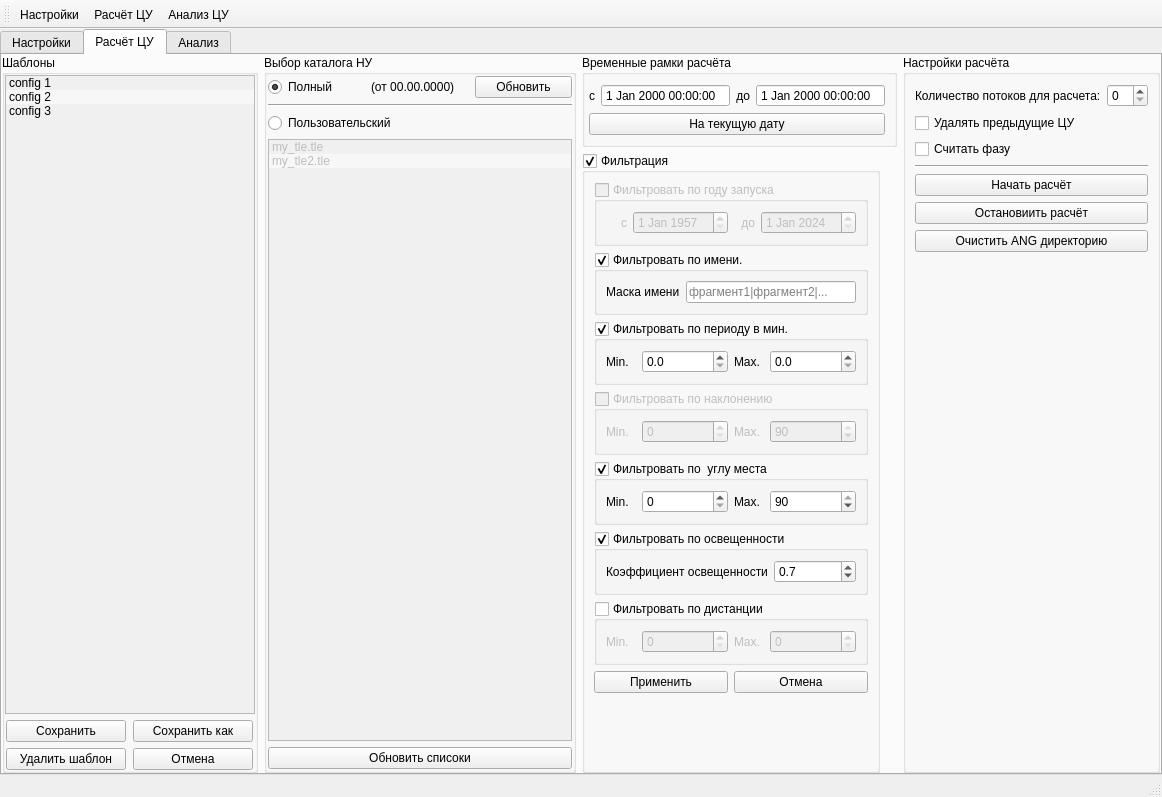
Old version of the form gui_ANGviewer/guiFormMainAngView.ui in the repository MaxxMurygin/python-ANGviewer.
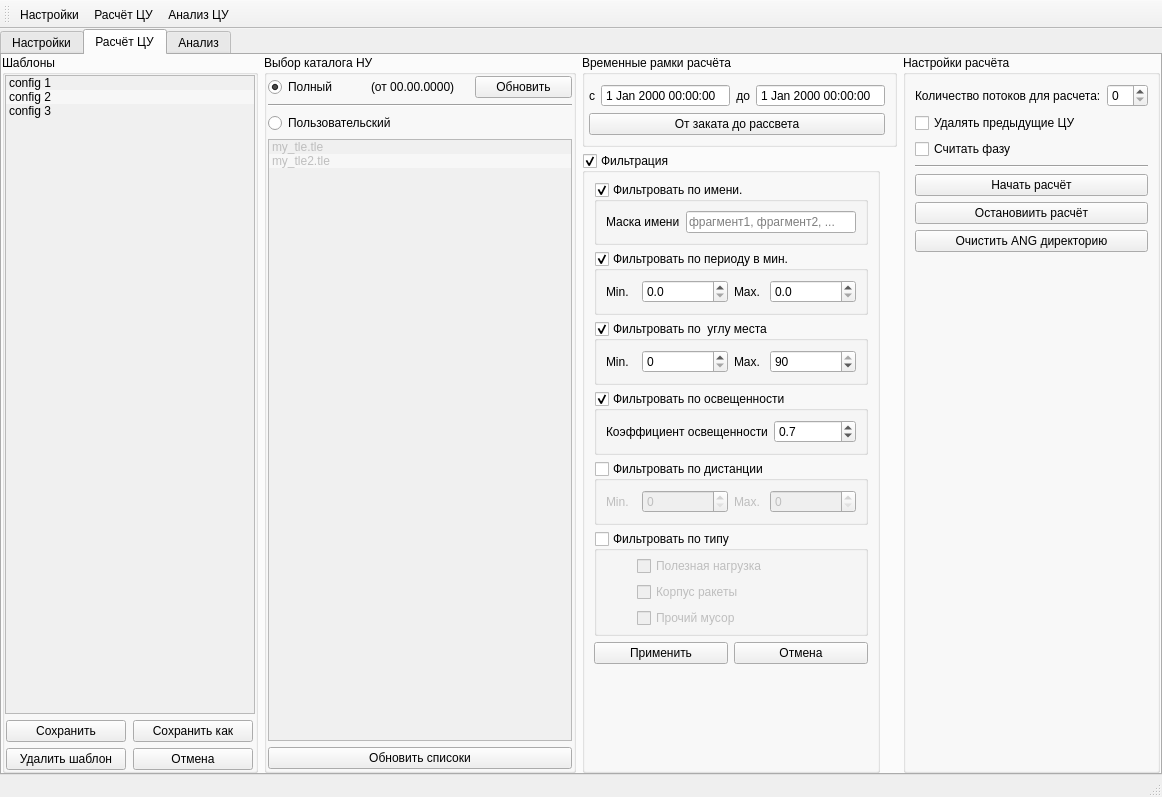
New version of the form. The open tabs and pages were chosen to show the change. Icons and pictures are not drawn.

Patch:
```diff
--- a/gui_ANGviewer/guiFormMainAngView.ui
+++ b/gui_ANGviewer/guiFormMainAngView.ui
@@ -1067,7 +1067,7 @@
              <item>
               <widget class="QPushButton" name="calicFilterTimeButt">
                <property name="text">
-                <string>На текущую дату</string>
+                <string>От заката до рассвета</string>
                </property>
               </widget>
              </item>
@@ -1089,96 +1089,6 @@
              <bool>true</bool>
             </property>
             <layout class="QVBoxLayout" name="verticalLayout_5">
-             <item>
-              <widget class="QGroupBox" name="calicFilterLaunchBox">
-               <property name="enabled">
-                <bool>false</bool>
-               </property>
-               <property name="title">
-                <string>Фильтровать по году запуска</string>
-               </property>
-               <property name="checkable">
-                <bool>true</bool>
-               </property>
-               <property name="checked">
-                <bool>false</bool>
-               </property>
-               <layout class="QHBoxLayout" name="horizontalLayout_4">
-                <property name="leftMargin">
-                 <number>9</number>
-                </property>
-                <item>
-                 <widget class="QLabel" name="calicFilterLaunchLableMin">
-                  <property name="maximumSize">
-                   <size>
-                    <width>30</width>
-                    <height>16777215</height>
-                   </size>
-                  </property>
-                  <property name="text">
-                   <string>с</string>
-                  </property>
-                  <property name="alignment">
-                   <set>Qt::AlignRight|Qt::AlignTrailing|Qt::AlignVCenter</set>
-                  </property>
-                 </widget>
-                </item>
-                <item>
-                 <widget class="QDateEdit" name="calicFilterLaunchEditMin">
-                  <property name="maximumSize">
-                   <size>
-                    <width>100</width>
-                    <height>16777215</height>
-                   </size>
-                  </property>
-                  <property name="dateTime">
-                   <datetime>
-                    <hour>0</hour>
-                    <minute>0</minute>
-                    <second>0</second>
-                    <year>1957</year>
-                    <month>1</month>
-                    <day>1</day>
-                   </datetime>
-                  </property>
-                 </widget>
-                </item>
-                <item>
-                 <widget class="QLabel" name="calicFilterLaunchLabelMax">
-                  <property name="maximumSize">
-                   <size>
-                    <width>30</width>
-                    <height>16777215</height>
-                   </size>
-                  </property>
-                  <property name="text">
-                   <string>до</string>
-                  </property>
-                  <property name="alignment">
-                   <set>Qt::AlignRight|Qt::AlignTrailing|Qt::AlignVCenter</set>
-                  </property>
-                 </widget>
-                </item>
-                <item>
-                 <widget class="QDateEdit" name="calicFilterLaunchEditMax">
-                  <property name="maximumSize">
-                   <size>
-                    <width>100</width>
-                    <height>16777215</height>
-                   </size>
-                  </property>
-                  <property name="date">
-                   <date>
-                    <year>2024</year>
-                    <month>1</month>
-                    <day>1</day>
-                   </date>
-                  </property>
-                 </widget>
-                </item>
-               </layout>
-              </widget>
-             </item>
              <item>
               <widget class="QGroupBox" name="calicFilterNameBox">
                <property name="title">
@@ -1213,7 +1123,7 @@
                    </size>
                   </property>
                   <property name="placeholderText">
-                   <string>фрагмент1|фрагмент2|...</string>
+                   <string>фрагмент1, фрагмент2, ...</string>
                   </property>
                  </widget>
                 </item>
@@ -1290,67 +1200,6 @@
                </layout>
               </widget>
              </item>
-             <item>
-              <widget class="QGroupBox" name="calicFilterInclinaBox">
-               <property name="enabled">
-                <bool>false</bool>
-               </property>
-               <property name="title">
-                <string>Фильтровать по наклонению</string>
-               </property>
-               <property name="checkable">
-                <bool>true</bool>
-               </property>
-               <property name="checked">
-                <bool>false</bool>
-               </property>
-               <layout class="QHBoxLayout" name="horizontalLayout_6">
-                <item>
-                 <widget class="QLabel" name="calicFilterInclinaLabelMin">
-                  <property name="maximumSize">
-                   <size>
-                    <width>30</width>
-                    <height>16777215</height>
-                   </size>
-                  </property>
-                  <property name="text">
-                   <string>Min.</string>
-                  </property>
-                 </widget>
-                </item>
-                <item>
-                 <widget class="QSpinBox" name="calicFilterInclinaEditMin">
-                  <property name="maximum">
-                   <number>90</number>
-                  </property>
-                 </widget>
-                </item>
-                <item>
-                 <widget class="QLabel" name="calicFilterInclinaLabelMax">
-                  <property name="maximumSize">
-                   <size>
-                    <width>30</width>
-                    <height>16777215</height>
-                   </size>
-                  </property>
-                  <property name="text">
-                   <string>Max.</string>
-                  </property>
-                 </widget>
-                </item>
-                <item>
-                 <widget class="QSpinBox" name="calicFilterInclinaEditMax">
-                  <property name="maximum">
-                   <number>90</number>
-                  </property>
-                  <property name="value">
-                   <number>90</number>
-                  </property>
-                 </widget>
-                </item>
-               </layout>
-              </widget>
-             </item>
              <item>
               <widget class="QGroupBox" name="calicFilterElevationBox">
                <property name="title">
@@ -1502,6 +1351,57 @@
                </layout>
               </widget>
              </item>
+             <item>
+              <widget class="QGroupBox" name="calicFilterByTypeBox">
+               <property name="enabled">
+                <bool>true</bool>
+               </property>
+               <property name="title">
+                <string>Фильтровать по типу</string>
+               </property>
+               <property name="checkable">
+                <bool>true</bool>
+               </property>
+               <property name="checked">
+                <bool>false</bool>
+               </property>
+               <layout class="QVBoxLayout" name="verticalLayout_10">
+                <property name="leftMargin">
+                 <number>40</number>
+                </property>
+                <property name="topMargin">
+                 <number>5</number>
+                </property>
+                <property name="rightMargin">
+                 <number>5</number>
+                </property>
+                <property name="bottomMargin">
+                 <number>5</number>
+                </property>
+                <item>
+                 <widget class="QCheckBox" name="calicFilterByTypeCheckPayload">
+                  <property name="text">
+                   <string>Полезная нагрузка</string>
+                  </property>
+                 </widget>
+                </item>
+                <item>
+                 <widget class="QCheckBox" name="calicFilterByTypeCheckBody">
+                  <property name="text">
+                   <string>Корпус ракеты</string>
+                  </property>
+                 </widget>
+                </item>
+                <item>
+                 <widget class="QCheckBox" name="calicFilterByTypeCheckDebris">
+                  <property name="text">
+                   <string>Прочий мусор</string>
+                  </property>
+                 </widget>
+                </item>
+               </layout>
+              </widget>
+             </item>
              <item>
               <layout class="QGridLayout" name="calicFilterLeyout">
                <item row="0" column="1">
```
Left out of the diff: 9 changed lines with no effect on the pictures.
